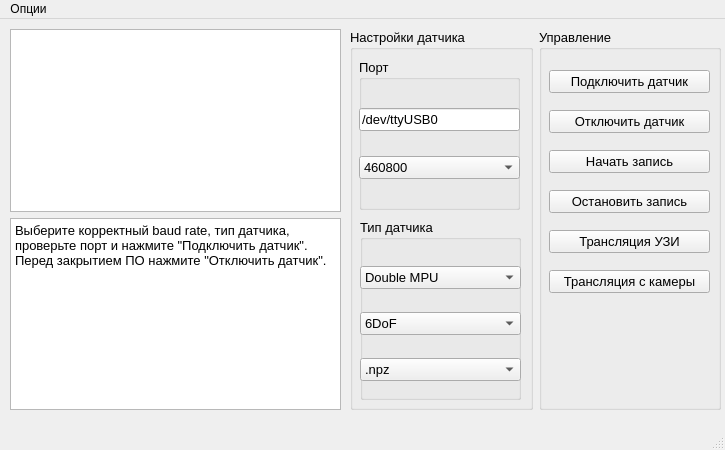
This is utils/GUI/app.ui in kirilltarasov99/witmotionconnect as Qt 5 draws it before an edit. The edited form follows.
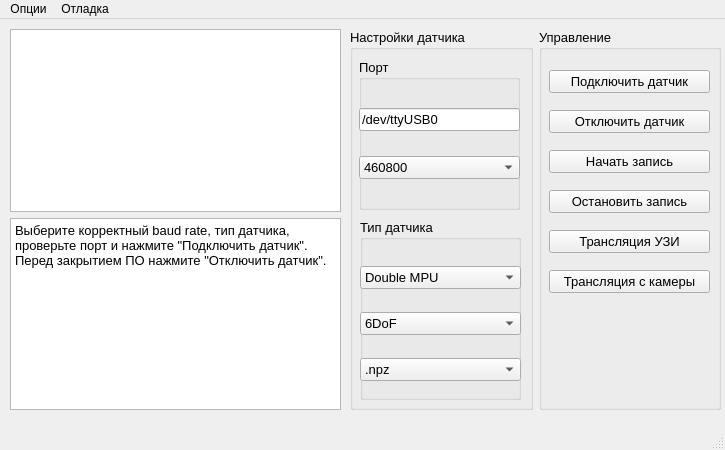
This is the edited form.

Diff of the .ui file:
```diff
--- a/utils/GUI/app.ui
+++ b/utils/GUI/app.ui
@@ -404,7 +404,16 @@
     <addaction name="settings_action"/>
     <addaction name="magCal_action"/>
    </widget>
+   <widget class="QMenu" name="menu">
+    <property name="title">
+     <string>Отладка</string>
+    </property>
+    <addaction name="debug_cameraconnect_action"/>
+    <addaction name="debug_vcap_connect_action"/>
+    <addaction name="debug_IMUconnect_action"/>
+   </widget>
    <addaction name="menu_options"/>
+   <addaction name="menu"/>
   </widget>
   <widget class="QStatusBar" name="statusbar"/>
   <action name="decipher_action">
```
Left out of the diff: 17 changed lines with no effect on the pictures.
